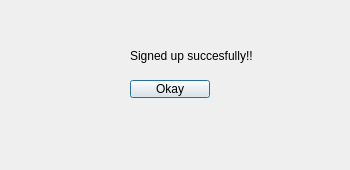
prazzx/Kakshya, file signupsuccessful.ui: the form before one commit.
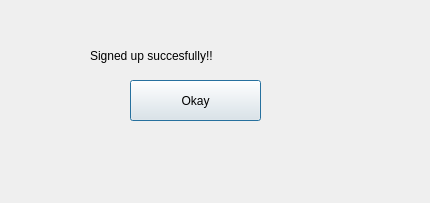
The form after the commit.

```diff
--- a/signupsuccessful.ui
+++ b/signupsuccessful.ui
@@ -6,8 +6,8 @@
    <rect>
     <x>0</x>
     <y>0</y>
-    <width>350</width>
-    <height>170</height>
+    <width>430</width>
+    <height>203</height>
    </rect>
   </property>
   <property name="windowTitle">
@@ -16,9 +16,9 @@
   <widget class="QLabel" name="label">
    <property name="geometry">
     <rect>
-     <x>130</x>
+     <x>90</x>
      <y>30</y>
-     <width>201</width>
+     <width>271</width>
      <height>51</height>
     </rect>
    </property>
@@ -31,8 +31,8 @@
     <rect>
      <x>130</x>
      <y>80</y>
-     <width>80</width>
-     <height>18</height>
+     <width>131</width>
+     <height>41</height>
     </rect>
    </property>
    <property name="text">
```
